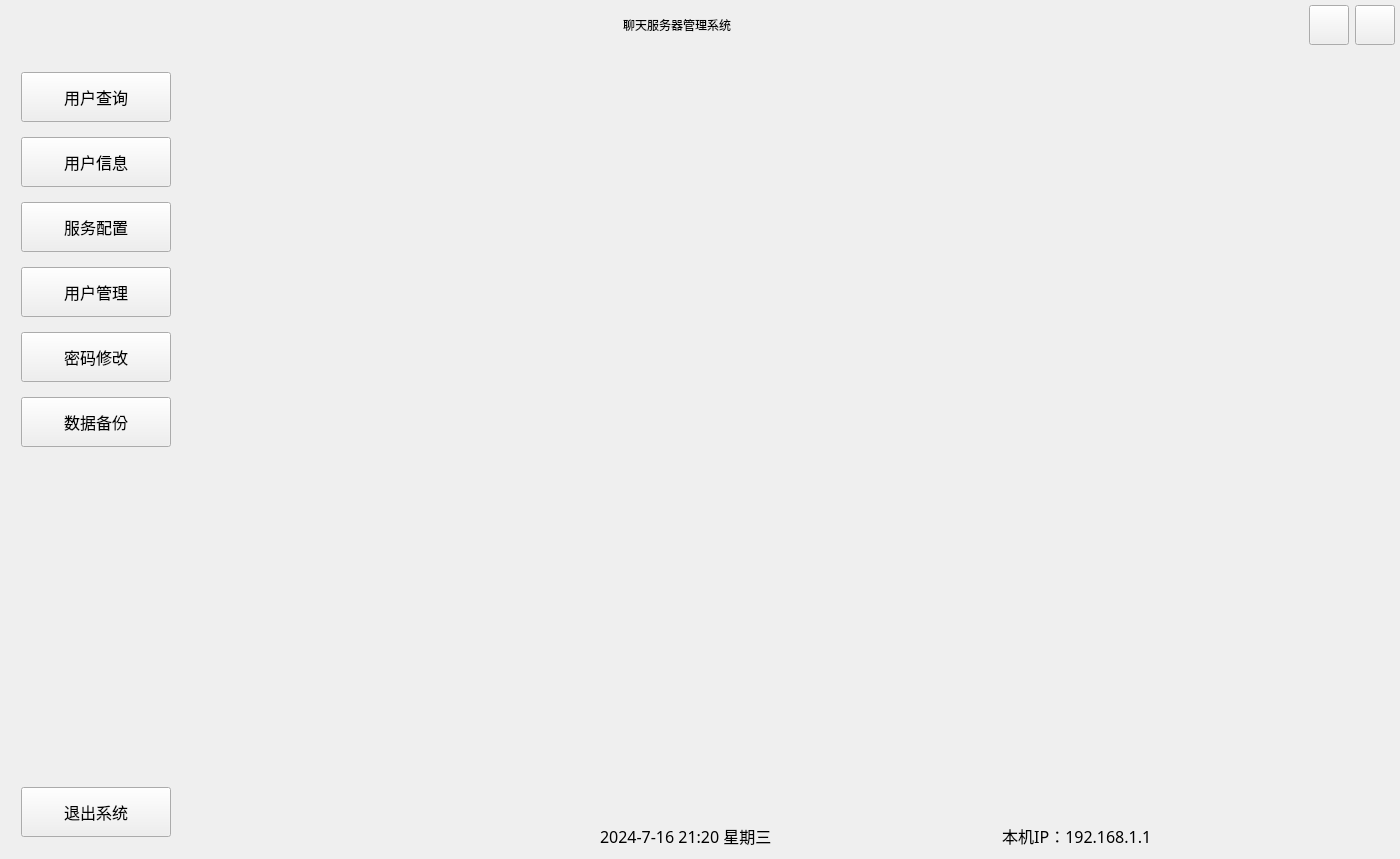
First picture: the form in ChatServer/MainWindow.ui, repository crylittlebear/QtChat, before the edit.
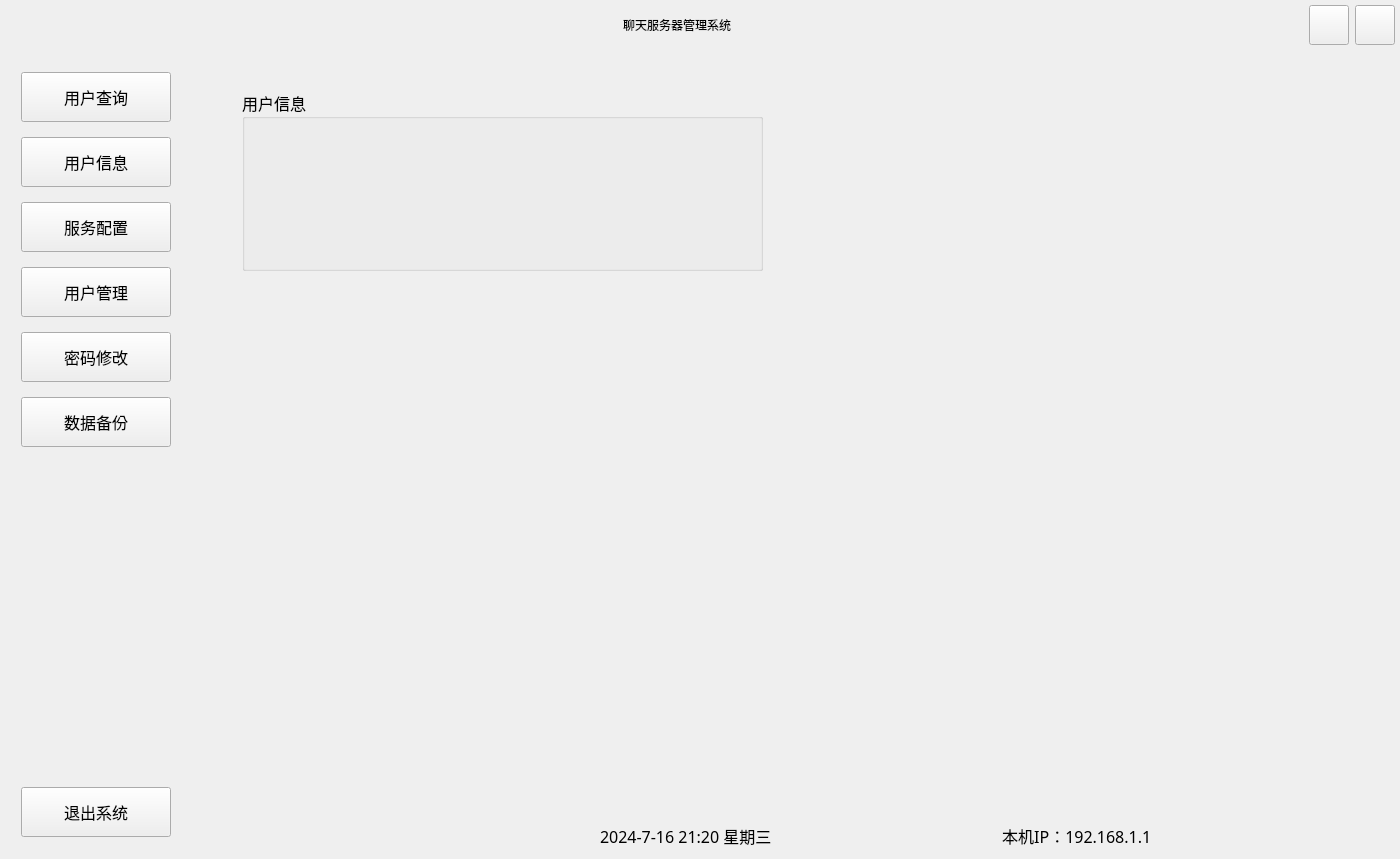
Second picture: the form after the edit. The open tabs and pages were chosen to show the change. Icons and pictures are not drawn. Custom widgets are drawn as their Qt base class.

Commit message: 添加系统托盘及所有用户信息显示

Patch:
```diff
--- a/ChatServer/MainWindow.ui
+++ b/ChatServer/MainWindow.ui
@@ -714,10 +714,25 @@
                   <number>3</number>
                  </property>
                  <widget class="QWidget" name="pageUserSearch">
-                  <layout class="QVBoxLayout" name="verticalLayout_16">
-                   <property name="rightMargin">
-                    <number>11</number>
+                  <widget class="QGroupBox" name="groupBox_2">
+                   <property name="geometry">
+                    <rect>
+                     <x>50</x>
+                     <y>30</y>
+                     <width>521</width>
+                     <height>181</height>
+                    </rect>
                    </property>
+                   <property name="title">
+                    <string>用户信息</string>
+                   </property>
+                  </widget>
+                 </widget>
+                 <widget class="QWidget" name="pageUserInfo">
+                  <layout class="QVBoxLayout" name="verticalLayout">
+                   <item>
+                    <widget class="QTextBrowser" name="textBrowser"/>
+                   </item>
                   </layout>
                  </widget>
                  <widget class="QWidget" name="pageUserInfo"/>
```
Left out of the diff: 3 changed lines with no effect on the pictures. The commit also changes 3 other files.
